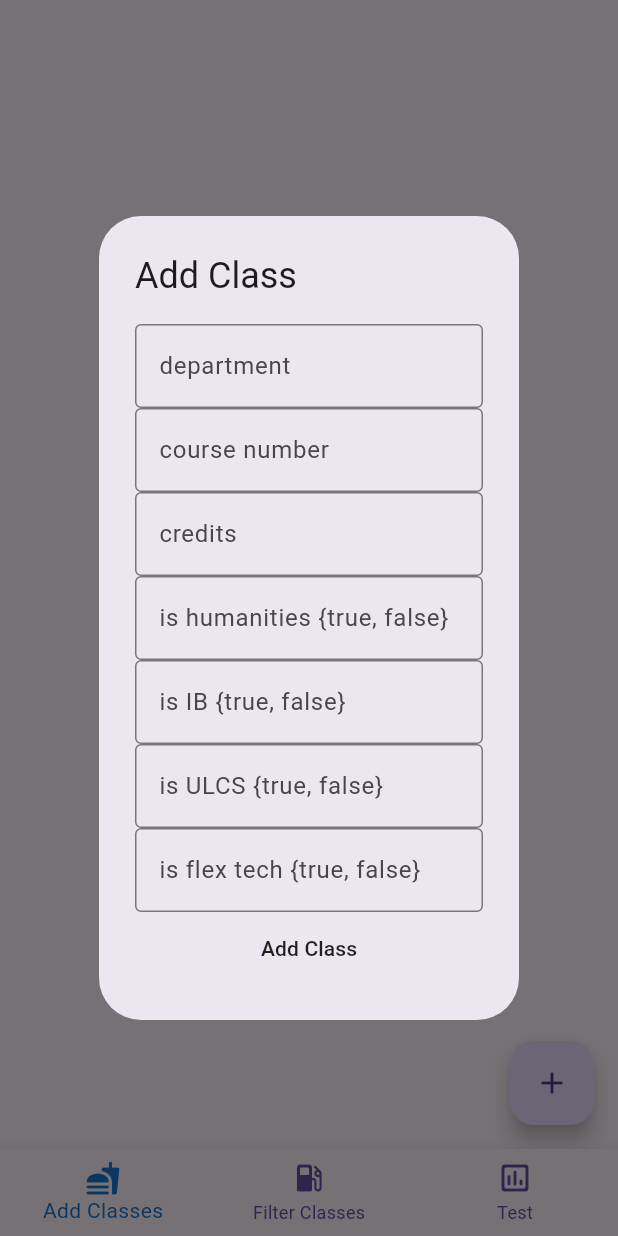
After one commit to danivega24/um_schedule_builder2.0, a Flutter app: the screen it shows after launch, after a tap on the "add" icon, on a phone screen of 412 x 824 dp. The commit adds this screen. Run offline on Flutter 3.47's test engine with Material 3 defaults, Android fonts, the phone set to English and light mode, and no system bars; our stand-ins replace sqflite; accounts and stored records are empty.

Commit message:
made simple test ui and implemented database functions

```diff
--- a/lib/algorithm/algorithm.dart
+++ b/lib/algorithm/algorithm.dart
@@ -66,12 +66,17 @@ import '../database/class.dart';
   return 128 - total_credits; //returning remaining credits needed after sequence
  }
 
+<<<<<<< HEAD
+=======
+import '/database/class.dart';
+>>>>>>> c3541c4 (made simple test ui and implemented database functions)
 class AlgorithmTesting {
 
 
  //algorithm data
  //-------------------------------------------
  //functions
+<<<<<<< HEAD
 //  List<Class> getPrereqs(Class &class) {
 
 
@@ -100,6 +105,20 @@ class AlgorithmTesting {
 
 //  List<Class> getProgramRequirements(/*major, minor*/){
 
+=======
+ List<Class> getPrereqs(Class classInput) {
+  return List.empty();
+ }
+
+
+ List<Class> getProgramRequirements(/*major, minor*/){
+  return List.empty();
+ }
+
+
+ List<Class> getListOfClasses(/*reqs needed*/) {
+  return List.empty();
+>>>>>>> c3541c4 (made simple test ui and implemented database functions)
 
 //  }
 
--- a/lib/main.dart
+++ b/lib/main.dart
@@ -1,11 +1,17 @@
 import 'package:flutter/material.dart';
 import 'package:schedule_builder_um/pages/home_page.dart';
+import 'package:schedule_builder_um/database/class_database_helper.dart';
+
+
+final ClassDatabaseHelper _class_database = ClassDatabaseHelper.instance;
+ClassDatabaseHelper get classDatabase {return _class_database; }
 
 void main() {
   runApp(const MyApp());
 }
 
 class MyApp extends StatelessWidget {
+
   const MyApp({super.key});
 
   @override
--- /dev/null
+++ b/lib/pages/add_classes_page.dart
@@ -0,0 +1,164 @@
+import 'package:flutter/material.dart';
+import 'package:schedule_builder_um/database/class.dart';
+import 'package:schedule_builder_um/main.dart';
+import 'package:schedule_builder_um/pages/home_page.dart';
+
+class AddClassesPage extends StatefulWidget {
+  const AddClassesPage({super.key});
+
+  @override
+  State<AddClassesPage> createState() => _AddClassesPageState();
+}
+
+class _AddClassesPageState extends State<AddClassesPage> {
+
+  String department = "";
+  int courseNumber = 0;
+  int credits = 0;
+  bool isHU = false;
+  bool isULCS = false;
+  bool isIB = false;
+  bool isFlexTech = false;
+
+
+  Widget _addClassButton(){
+    return FloatingActionButton(onPressed: (){
+      showDialog(
+        context: context,
+        builder: (_) => AlertDialog(
+          title: const Text('Add Class'),
+          content: Column(
+            mainAxisSize: MainAxisSize.min,
+          children: [
+            TextField(
+              onChanged: (value){
+              setState(() {
+                  department = value;
+                });
+              },
+              decoration: const InputDecoration(
+                border: OutlineInputBorder(),
+                hintText:'department',
+              ),
+            ) ,
+            TextField(
+              onChanged: (value){
+              setState(() {
+                  courseNumber = int.parse(value);
+                });
+              },
+              decoration: const InputDecoration(
+                border: OutlineInputBorder(),
+                hintText:'course number',
+              ),
+            ) ,
+            TextField(
+              onChanged: (value){
+              setState(() {
+                  credits = int.parse(value);
+                });
+              },
+              decoration: const InputDecoration(
+                border: OutlineInputBorder(),
+                hintText:'credits',
+              ),
+            ) ,
+
+            TextField(
+              onChanged: (value){
+              setState(() {
+                  isHU = bool.parse(value);
+                });
+              },
+              decoration: const InputDecoration(
+                border: OutlineInputBorder(),
+                hintText:'is humanities {true, false}',
+              ),
+            ) ,
+
+            TextField(
+              onChanged: (value){
+              setState(() {
+                  isIB = bool.parse(value);
+                });
+              },
+              decoration: const InputDecoration(
+                border: OutlineInputBorder(),
+                hintText:'is IB {true, false}',
+              ),
+            ) ,
+
+            TextField(
+              onChanged: (value){
+              setState(() {
+                  isULCS = bool.parse(value);
+                });
+              },
+              decoration: const InputDecoration(
+                border: OutlineInputBorder(),
+                hintText:'is ULCS {true, false}',
+              ),
+            ) ,
+
+            TextField(
+              onChanged: (value){
+              setState(() {
+                  isFlexTech = bool.parse(value);
+                });
+              },
+              decoration: const InputDecoration(
+                border: OutlineInputBorder(),
+                hintText:'is flex tech {true, false}',
+              ),
+            ) ,
+
+            MaterialButton(
+              child: Text("Add Class"),
+              onPressed: ()
+              {
+                if (department == "" || courseNumber == 0 || credits == 0) return;
+                  classDatabase.addClass(Class(department: department, courseNumber: courseNumber, credits: credits, prereqs: "", isHU: isHU ? 1 : 0, isFlexTech: isFlexTech ? 1 : 0, isIB: isIB ? 1 : 0, isULCS: isULCS ? 1 : 0)!);
+                setState(() {
+                  department = "";
+                  courseNumber = 0;
+                  credits = 0;
+                  isHU = false;
+                  isIB = false;
+                  isFlexTech = false;
+                  isULCS = false;
+                });
+                Navigator.pop(context);
+              },
+            ),
+            ],
+          ),
+        ),
+      );
+    },
+    child: const Icon(Icons.add),);
+  }
+
+  Widget _classList()
+  {
+    return FutureBuilder(future: classDatabase.getAllClasses(), builder: (context, snapshot) {
+        return ListView.builder(
+          itemCount: snapshot.data?.length ?? 0,
+          itemBuilder: (context, index){
+            Class classItem = snapshot.data![index];
+            return ListTile(
+              title: Text(classItem.department + classItem.courseNumber.toString()),
+            );
+          },
+        );
+      },
+    );
+  }
+
+  @override
+  Widget build(BuildContext context) {
+    return Scaffold(
+      body:  _classList(),
+      floatingActionButton: _addClassButton(),
+    );
+  }
+}
--- /dev/null
+++ b/lib/pages/filtered_page.dart
@@ -0,0 +1,30 @@
+import 'package:flutter/material.dart';
+import 'package:schedule_builder_um/main.dart';
+import 'package:schedule_builder_um/database/class.dart';
+
+class FilteredPage extends StatelessWidget {
+  const FilteredPage({super.key});
+
+Widget filteredclassList()
+  {
+    return FutureBuilder(future: classDatabase.getAllClassesThatMeetReqs(isIB: true), builder: (context, snapshot) {
+        return ListView.builder(
+          itemCount: snapshot.data?.length ?? 0,
+          itemBuilder: (context, index){
+            Class classItem = snapshot.data![index];
+            return ListTile(
+              title: Text(classItem.department + classItem.courseNumber.toString()),
+            );
+          },
+        );
+      },
+    );
+  }
+
+  @override
+  Widget build(BuildContext context) {
+    return Scaffold(
+      body: filteredclassList(),
+    );
+  }
+}
--- a/lib/pages/home_page.dart
+++ b/lib/pages/home_page.dart
@@ -1,4 +1,10 @@
 import 'package:flutter/material.dart';
+import 'package:schedule_builder_um/database/class_database_helper.dart';
+import 'package:schedule_builder_um/database/class.dart';
+import 'package:schedule_builder_um/main.dart';
+import 'package:schedule_builder_um/pages/add_classes_page.dart';
+import 'package:schedule_builder_um/pages/filtered_page.dart';
+import 'package:schedule_builder_um/pages/test_page.dart';
 
 class HomePage extends StatefulWidget {
   const HomePage({super.key});
@@ -8,8 +14,49 @@ class HomePage extends StatefulWidget {
 }
 
 class _HomePageState extends State<HomePage> {
+
+  int _selectedIndex = 0;
+  final List _pages = [
+    const AddClassesPage(),
+    const FilteredPage(),
+    const TestPage(),
+  ];
+
+
+void navigateBottomBar(int index)
+  {
+    setState(() {
+      _selectedIndex = index;
+    });
+  }
+
   @override
   Widget build(BuildContext context) {
-    return const Placeholder();
+    return Scaffold(
+      body: _pages[_selectedIndex],
+      bottomNavigationBar: BottomNavigationBar(
+        unselectedItemColor: Theme.of(context).primaryColor,
+        selectedItemColor: Theme.of(context).primaryColorDark,
+
+        currentIndex: _selectedIndex,
+        onTap: navigateBottomBar,
+        items: const [
+          BottomNavigationBarItem(
+            icon: Icon(Icons.fastfood_rounded),
+            label: "Add Classes",
+          ),
+
+          BottomNavigationBarItem(
+              icon: Icon(Icons.local_gas_station_rounded),
+              label: "Filter Classes"
+          ),
+
+          BottomNavigationBarItem(
+              icon: Icon(Icons.insert_chart_outlined_rounded),
+              label: "Test"
+          ),
+        ],
+      ),
+    );
   }
 }
--- /dev/null
+++ b/lib/pages/test_page.dart
@@ -0,0 +1,22 @@
+import 'package:flutter/material.dart';
+import 'package:schedule_builder_um/main.dart';
+import 'package:schedule_builder_um/database/class.dart';
+
+class TestPage extends StatefulWidget {
+  const TestPage({super.key});
+
+  @override
+  State<TestPage> createState() => _TestPageState();
+}
+
+class _TestPageState extends State<TestPage> {
+
+
+
+  @override
+  Widget build(BuildContext context) {
+    return  Scaffold(
+      body: Text("Test page placeholder"),
+    );
+  }
+}
```
Also changed, not shown: lib/database/class_database_helper.dart (+55 -22 lines), 6 other files.
